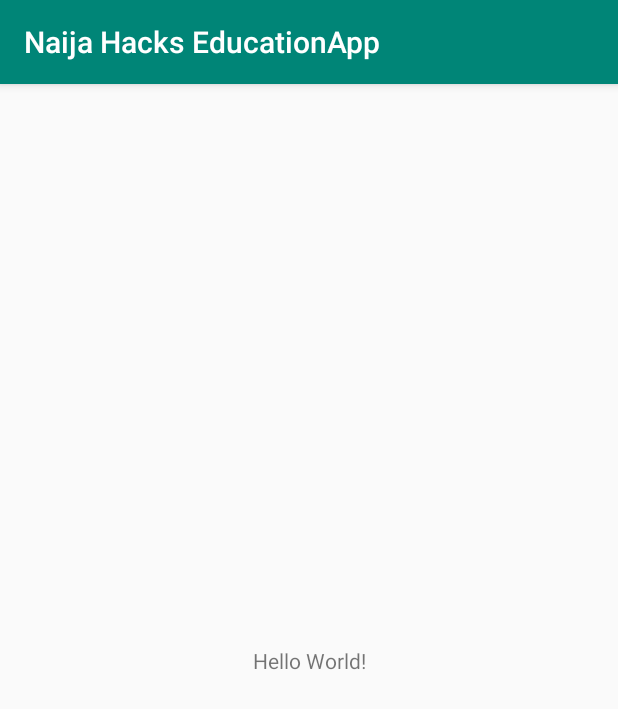
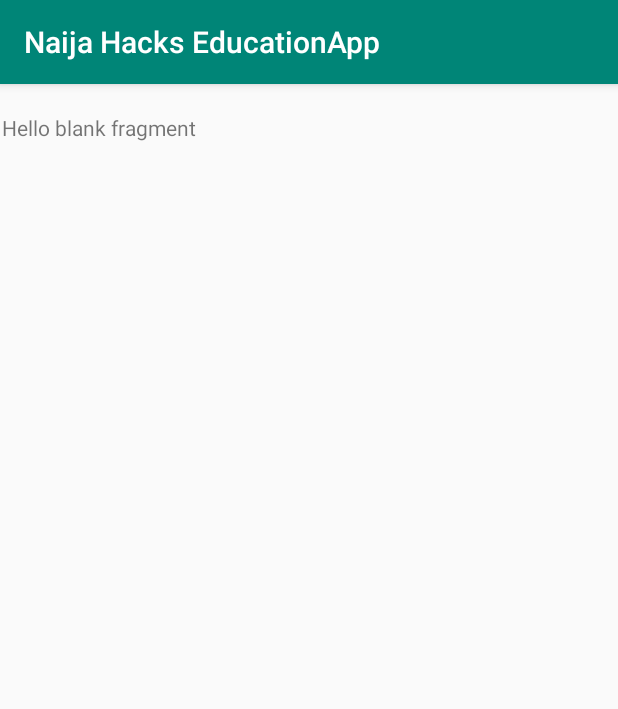
Before and after one commit to Dablaze-ufc/NaijaHacksEducationApp, an Android app: the screen it shows after launch (MainActivity), on a phone screen of 412 x 824 dp. Shown: the top 709 px of the screen. Run offline under Robolectric (Android 15) with nearby library versions, the phone set to English and light mode, and no system bars.

```diff
--- a/app/build.gradle
+++ b/app/build.gradle
@@ -29,10 +29,14 @@ dependencies {
     implementation 'androidx.appcompat:appcompat:1.0.2'
     implementation 'androidx.core:core-ktx:1.0.2'
     implementation 'com.google.firebase:firebase-analytics:17.2.0'
+
     implementation 'androidx.constraintlayout:constraintlayout:1.1.3'
     implementation files('libs/YouTubeAndroidPlayerApi-1.2.2')
+    implementation 'androidx.legacy:legacy-support-v4:1.0.0'
     testImplementation 'junit:junit:4.12'
     androidTestImplementation 'androidx.test.ext:junit:1.1.0'
     androidTestImplementation 'androidx.test.espresso:espresso-core:3.1.1'
+    implementation 'androidx.navigation:navigation-fragment-ktx:2.1.0'
+    implementation 'androidx.navigation:navigation-ui-ktx:2.1.0'
 }
 apply plugin: 'com.google.gms.google-services'
--- /dev/null
+++ b/app/src/main/java/com/pheonix_squad/naijahackseducationapp/SubjectListFragment.kt
@@ -0,0 +1,24 @@
+package com.pheonix_squad.naijahackseducationapp
+
+
+import android.os.Bundle
+import androidx.fragment.app.Fragment
+import android.view.LayoutInflater
+import android.view.View
+import android.view.ViewGroup
+
+/**
+ * A simple [Fragment] subclass.
+ */
+class SubjectListFragment : Fragment() {
+
+    override fun onCreateView(
+        inflater: LayoutInflater, container: ViewGroup?,
+        savedInstanceState: Bundle?
+    ): View? {
+        // Inflate the layout for this fragment
+        return inflater.inflate(R.layout.fragment_subject_list, container, false)
+    }
+
+
+}
--- a/app/src/main/res/layout/activity_main.xml
+++ b/app/src/main/res/layout/activity_main.xml
@@ -6,13 +6,19 @@
     android:layout_height="match_parent"
     tools:context=".MainActivity">
 
-    <TextView
-        android:layout_width="wrap_content"
-        android:layout_height="wrap_content"
-        android:text="Hello World!"
+    <fragment
+        android:id="@+id/fragment2"
+        android:name="androidx.navigation.fragment.NavHostFragment"
+        android:layout_width="409dp"
+        android:layout_height="729dp"
+        android:layout_marginStart="1dp"
+        android:layout_marginTop="1dp"
+        android:layout_marginEnd="1dp"
+        android:layout_marginBottom="1dp"
+        app:defaultNavHost="true"
         app:layout_constraintBottom_toBottomOf="parent"
-        app:layout_constraintLeft_toLeftOf="parent"
-        app:layout_constraintRight_toRightOf="parent"
-        app:layout_constraintTop_toTopOf="parent" />
-
+        app:layout_constraintEnd_toEndOf="parent"
+        app:layout_constraintStart_toStartOf="parent"
+        app:layout_constraintTop_toTopOf="parent"
+        app:navGraph="@navigation/nav_host" />
 </androidx.constraintlayout.widget.ConstraintLayout>
--- /dev/null
+++ b/app/src/main/res/layout/fragment_subject_list.xml
@@ -0,0 +1,14 @@
+<?xml version="1.0" encoding="utf-8"?>
+<FrameLayout xmlns:android="http://schemas.android.com/apk/res/android"
+    xmlns:tools="http://schemas.android.com/tools"
+    android:layout_width="match_parent"
+    android:layout_height="match_parent"
+    tools:context=".SubjectListFragment">
+
+    <!-- TODO: Update blank fragment layout -->
+    <TextView
+        android:layout_width="match_parent"
+        android:layout_height="match_parent"
+        android:text="@string/hello_blank_fragment" />
+
+</FrameLayout>
--- /dev/null
+++ b/app/src/main/res/navigation/nav_host.xml
@@ -0,0 +1,23 @@
+<?xml version="1.0" encoding="utf-8"?>
+<navigation xmlns:android="http://schemas.android.com/apk/res/android"
+    xmlns:app="http://schemas.android.com/apk/res-auto"
+    xmlns:tools="http://schemas.android.com/tools"
+    android:id="@+id/nav_host"
+    app:startDestination="@id/subjectListFragment">
+
+    <fragment
+        android:id="@+id/subjectListFragment"
+        android:name="com.pheonix_squad.naijahackseducationapp.SubjectListFragment"
+        android:label="fragment_subject_list"
+        tools:layout="@layout/fragment_subject_list" />
+    <fragment
+        android:id="@+id/subjectDetailFragment"
+        android:name="com.pheonix_squad.naijahackseducationapp.SubjectDetailFragment"
+        android:label="fragment_subject_detail"
+        tools:layout="@layout/fragment_subject_detail" />
+    <fragment
+        android:id="@+id/topicPlayerFragment"
+        android:name="com.pheonix_squad.naijahackseducationapp.TopicPlayerFragment"
+        android:label="fragment_topic_player"
+        tools:layout="@layout/fragment_topic_player" />
+</navigation>
--- a/app/src/main/res/values/strings.xml
+++ b/app/src/main/res/values/strings.xml
@@ -1,3 +1,6 @@
 <resources>
     <string name="app_name">Naija Hacks EducationApp</string>
+
+    <!-- TODO: Remove or change this placeholder text -->
+    <string name="hello_blank_fragment">Hello blank fragment</string>
 </resources>
```
Also changed, not shown: app/src/main/java/com/pheonix_squad/naijahackseducationapp/SubjectDetailFragment.kt (added, +24 -0 lines), app/src/main/java/com/pheonix_squad/naijahackseducationapp/TopicPlayerFragment.kt (added, +24 -0 lines), app/src/main/res/layout/fragment_subject_detail.xml (added, +14 -0 lines), app/src/main/res/layout/fragment_topic_player.xml (added, +14 -0 lines), app/src/main/res/drawable/english_image.jpeg (added), app/src/main/res/drawable/mathematics_image.jpg (added), app/src/main/res/font/roboto_medium.ttf (added).
